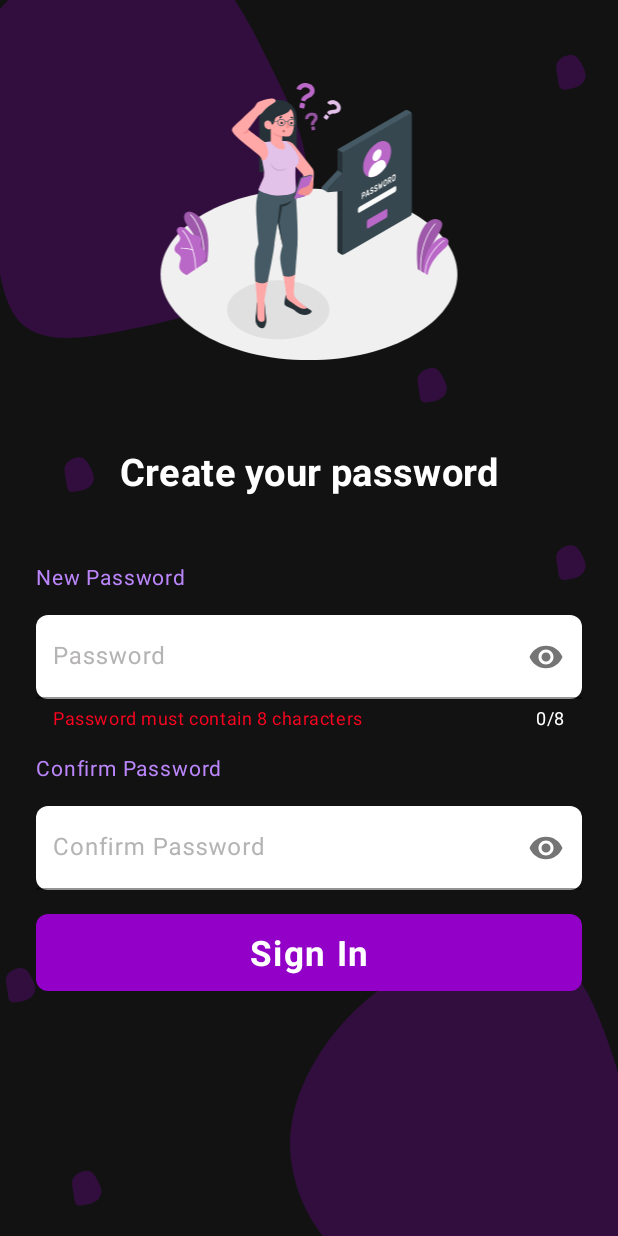
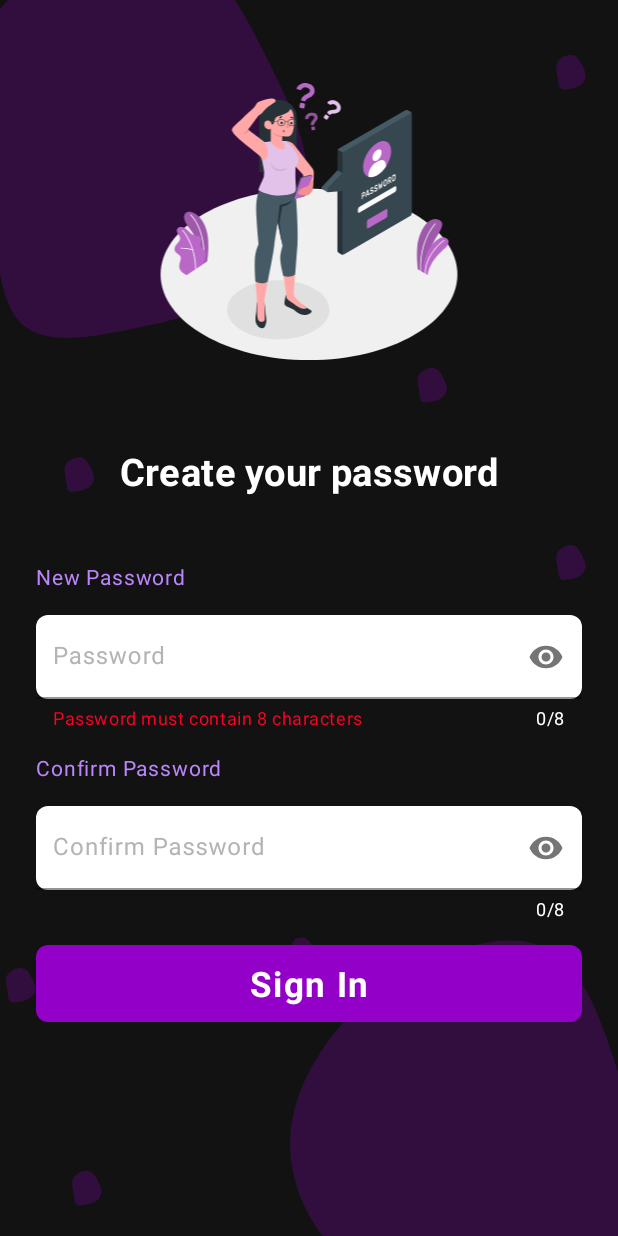
Before and after one commit to guptasandeep7/Cinebuzz, an Android app: the fragment PasswordFragment placed in its activity, on a phone screen of 412 x 824 dp. Run offline under Robolectric (Android 15) with nearby library versions, the light colour scheme and no system bars; Roboto replaces fonts that are not available here.

Commit message:
bugs fix

```diff
--- a/app/src/main/java/com/example/cinebuzz/auth/LoginFragment.kt
+++ b/app/src/main/java/com/example/cinebuzz/auth/LoginFragment.kt
@@ -66,7 +66,7 @@
             if (emailEditText2.text.toString() == "")
                 emailEditText2.error="Enter email id"
             else if(passwordEditText.text.toString() == "")
-                passwordEditText.error="Enter password !!!"
+                Toast.makeText(context, "Enter Password!!!", Toast.LENGTH_SHORT).show()
             else if (!(isValidString(emailEditText2.text.toString().trim()))) {
                 emailEditText2.error="Enter valid Email Id !!!"
             } else {
@@ -91,7 +91,7 @@
                             activity?.finish()
 
                         } else if (response.code() == 301) {
-                            passwordEditText.error="Wrong Password !!!"
+                            Toast.makeText(context, "Wrong Password", Toast.LENGTH_SHORT).show()
                             login.isClickable = true
                             loginProgressbar.visibility = View.GONE
 
--- a/app/src/main/res/layout/login_fragment.xml
+++ b/app/src/main/res/layout/login_fragment.xml
@@ -81,6 +81,9 @@
         app:startIconDrawable="@drawable/ic_vector__2_"
         android:drawablePadding="10dp"
         app:passwordToggleEnabled="true"
+        app:counterEnabled="true"
+        app:counterMaxLength="8"
+        app:counterTextColor="@color/white"
         android:textColorHint="#B5B3B3"
         app:boxStrokeWidthFocused="0dp"
         app:layout_constraintEnd_toEndOf="parent"
@@ -94,6 +97,8 @@
             android:background="@drawable/border_curve"
             android:backgroundTint="@color/white"
             android:hint="@string/password"
+            android:lines="1"
+            android:maxLength="8"
             android:inputType="textPassword"
             android:letterSpacing="0.04"
             android:paddingStart="11dp"
--- a/app/src/main/res/layout/otp_fragment.xml
+++ b/app/src/main/res/layout/otp_fragment.xml
@@ -109,7 +109,7 @@
             app:layout_constraintHorizontal_bias="0.498"
             app:layout_constraintStart_toStartOf="parent"
             app:layout_constraintTop_toTopOf="parent"
-            app:layout_constraintVertical_bias="0.47" />
+            app:layout_constraintVertical_bias="0.563" />
 
 
     </androidx.constraintlayout.widget.ConstraintLayout>
--- a/app/src/main/res/layout/password_fragment.xml
+++ b/app/src/main/res/layout/password_fragment.xml
@@ -20,6 +20,9 @@
             android:layout_marginEnd="24dp"
             android:drawablePadding="10dp"
             app:passwordToggleEnabled="true"
+            app:counterEnabled="true"
+            app:counterMaxLength="8"
+            app:counterTextColor="@color/white"
             android:textColorHint="#B5B3B3"
             app:boxStrokeWidthFocused="0dp"
             app:layout_constraintEnd_toEndOf="parent"
@@ -33,6 +36,8 @@
                     android:background="@drawable/border_curve"
                     android:backgroundTint="@color/white"
                     android:hint="@string/confirm_password"
+                    android:lines="1"
+                    android:maxLength="8"
                     android:inputType="textPassword"
                     android:letterSpacing="0.04"
                     android:paddingStart="11dp"
@@ -158,9 +163,8 @@
             android:visibility="gone"
             app:layout_constraintBottom_toBottomOf="parent"
             app:layout_constraintEnd_toEndOf="parent"
-            app:layout_constraintHorizontal_bias="0.498"
             app:layout_constraintStart_toStartOf="parent"
             app:layout_constraintTop_toTopOf="parent"
-            app:layout_constraintVertical_bias="0.439" />
+            app:layout_constraintVertical_bias="0.392" />
 </androidx.constraintlayout.widget.ConstraintLayout>
 </ScrollView>
```
